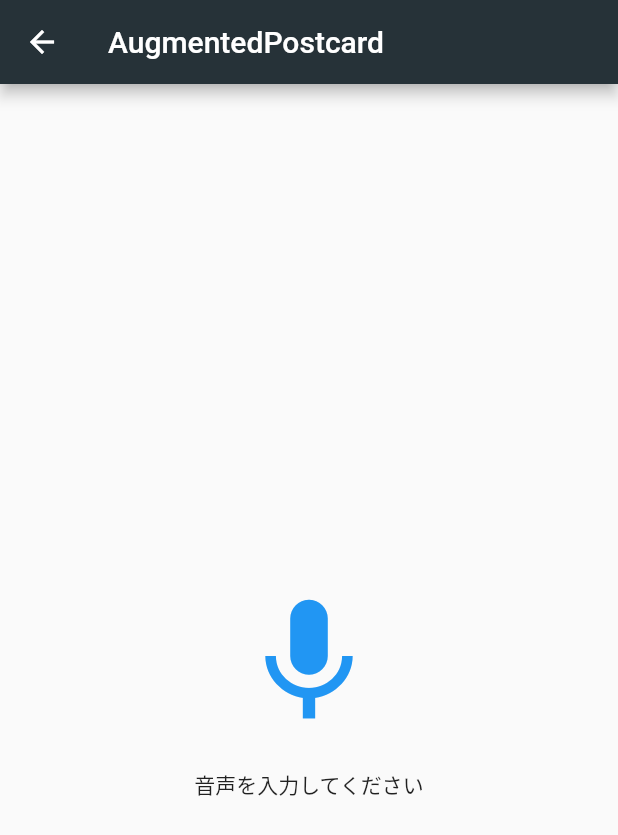
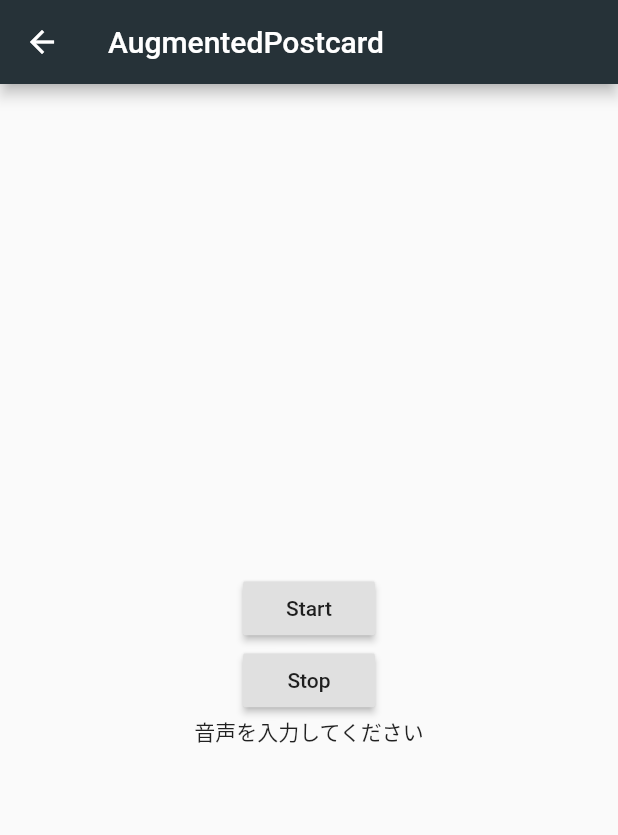
Before and after one commit to kyutech-programming-club/AugmentedPostcard, a Flutter app: the RecordWidget screen opened by its route, on a phone screen of 412 x 824 dp. Shown: the top 835 px of the screen. Run offline on Flutter 3.47's test engine with Material 2 defaults, Android fonts, the phone set to English and light mode, and no system bars; missing offline and left inert: barcode_scan, flutter_audio_recorder.

Commit message:
Make base64 data of record

```diff
--- a/lib/record.dart
+++ b/lib/record.dart
@@ -23,6 +23,9 @@ class _RecordWidgetState extends State<RecordWidget> {
   FlutterAudioRecorder recorder;
 
   Future<bool> initializeRecorder () async {
+    if (initialized) {
+      return Future.value(true);
+    }
     bool hasPermission = await FlutterAudioRecorder.hasPermissions;
     print(hasPermission);
     if (hasPermission) {
@@ -56,55 +59,70 @@ class _RecordWidgetState extends State<RecordWidget> {
 
                 mainAxisAlignment: MainAxisAlignment.center,
                 children: <Widget>[
-                  Text(
-                    '',
+                  RaisedButton(
+                    child: Text('Start'),
+                    onPressed: () async {
+                      await recorder.start();
+                    },
                   ),
-                  GestureDetector(
-                    onLongPress: () {
-                      if (!is_ok) {
-                        //録音開始
-                        setState(() {
-                          is_on = true;
-                        });
-                        recorder.start();
-                      }
+                  RaisedButton(
+                    child: Text('Stop'),
+                    onPressed: () async {
+                      await recorder.stop();
+                      setState(() {
+                        initialized = true;
+                        is_ok = true;
+                      });
                     },
-                    onLongPressUp: () async {
-                      if (!is_ok) {
-                        //録音終了
-                        var recordData = await recorder.stop();
-                        print(recordData.runtimeType);
-                        print(await makeBase64(recordData.path));
-                        setState(() {
-                          // initialized = false;
-                          _recordData = recordData;
-                        });
-                        setState(() {
-                          is_ok = true;
-                          is_on = false;
-                        });
-                      }
-                    },
-                    child: Container(
-                      width: 150,
-                      height: 150,
-                      decoration: BoxDecoration(
-                        color: is_on && !is_ok ? Colors.pink[200] : null,
-                        borderRadius: const BorderRadius.only(
-                          topRight: const Radius.circular(75),
-                          bottomRight: const Radius.circular(75),
-                          topLeft: const Radius.circular(75),
-                          bottomLeft: const Radius.circular(75),
-                        ),
-                      ),
-                      //color: Colors.red,
-                      child: Icon(
-                        Icons.keyboard_voice,
-                        color: Colors.blue,
-                        size: 100,
-                      ),
-                    ),
                   ),
+                  // Text(
+                  //   '',
+                  // ),
+                  // GestureDetector(
+                  //   onLongPress: () async {
+                  //     if (!is_ok) {
+                  //       await recorder.start();
+                  //       //録音開始
+                  //       setState(() {
+                  //         is_on = true;
+                  //       });
+                  //     }
+                  //   },
+                  //   onLongPressUp: () async {
+                  //     if (!is_ok) {
+                  //       //録音終了
+                  //       var recordData = await recorder.stop();
+                  //       print(recordData.runtimeType);
+                  //       print(await makeBase64(recordData.path));
+                  //       setState(() {
+                  //         initialized = false;
+                  //       });
+                  //       setState(() {
+                  //         is_ok = true;
+                  //         is_on = false;
+                  //       });
+                  //     }
+                  //   },
+                  //   child: Container(
+                  //     width: 150,
+                  //     height: 150,
+                  //     decoration: BoxDecoration(
+                  //       color: is_on && !is_ok ? Colors.pink[200] : null,
+                  //       borderRadius: const BorderRadius.only(
+                  //         topRight: const Radius.circular(75),
+                  //         bottomRight: const Radius.circular(75),
+                  //         topLeft: const Radius.circular(75),
+                  //         bottomLeft: const Radius.circular(75),
+                  //       ),
+                  //     ),
+                  //     //color: Colors.red,
+                  //     child: Icon(
+                  //       Icons.keyboard_voice,
+                  //       color: Colors.blue,
+                  //       size: 100,
+                  //     ),
+                  //   ),
+                  // ),
                   Row(children: <Widget>[
                     Expanded(child: (is_ok) ? RaisedButton(
                       child: Text("再生"),
@@ -118,12 +136,11 @@ class _RecordWidgetState extends State<RecordWidget> {
                     Expanded(child: (is_ok) ? RaisedButton(
                       child: Text("取り消し"),
                       onPressed: () {
+                        // cancelRecord(_recordData.path);
                         //取り消し
-                        removeRecord(_recordData.path);
                         setState(() {
+                          _recordData = new Recording();
                           is_ok = false;
-                          initialized = false;
-                          // _recordData = null;
                         });
                       },
                       highlightElevation: 16.0,
@@ -133,9 +150,11 @@ class _RecordWidgetState extends State<RecordWidget> {
                   ]),
                   (is_ok) ? RaisedButton(
                     child: Text("登録"),
-                    onPressed: () {
+                    onPressed: () async {
                       //音声をデータベースに入れて、メモリから消す
-                      removeRecord(_recordData.path);
+                      var recordData = await recorder.stop();
+                      print(recordData.runtimeType);
+                      print(await makeBase64(recordData.path));
                     },
                     highlightElevation: 16.0,
                     highlightColor: Colors.blue,
@@ -167,7 +186,7 @@ Future<String> makeBase64(String path) async {
   }
 }
 
-void removeRecord(String path) async {
+void cancelRecord(String path) async {
   try {
     final file = File(path);
     file.delete();
```
